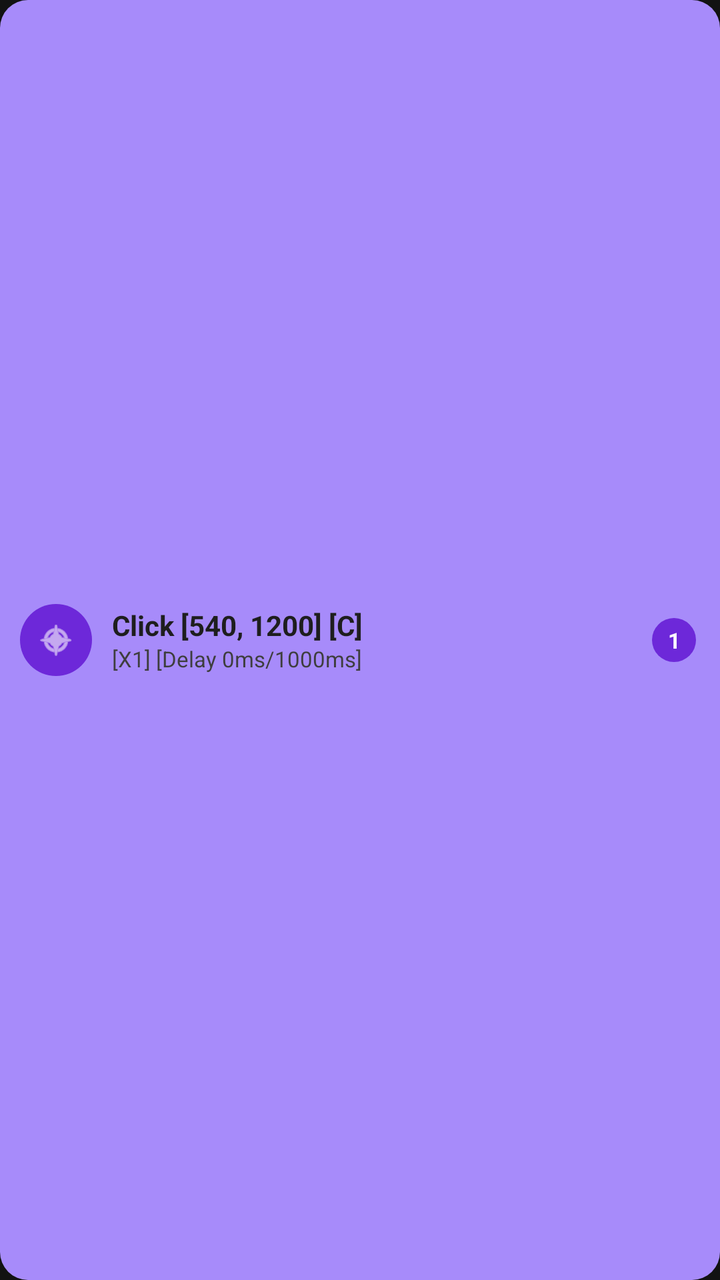
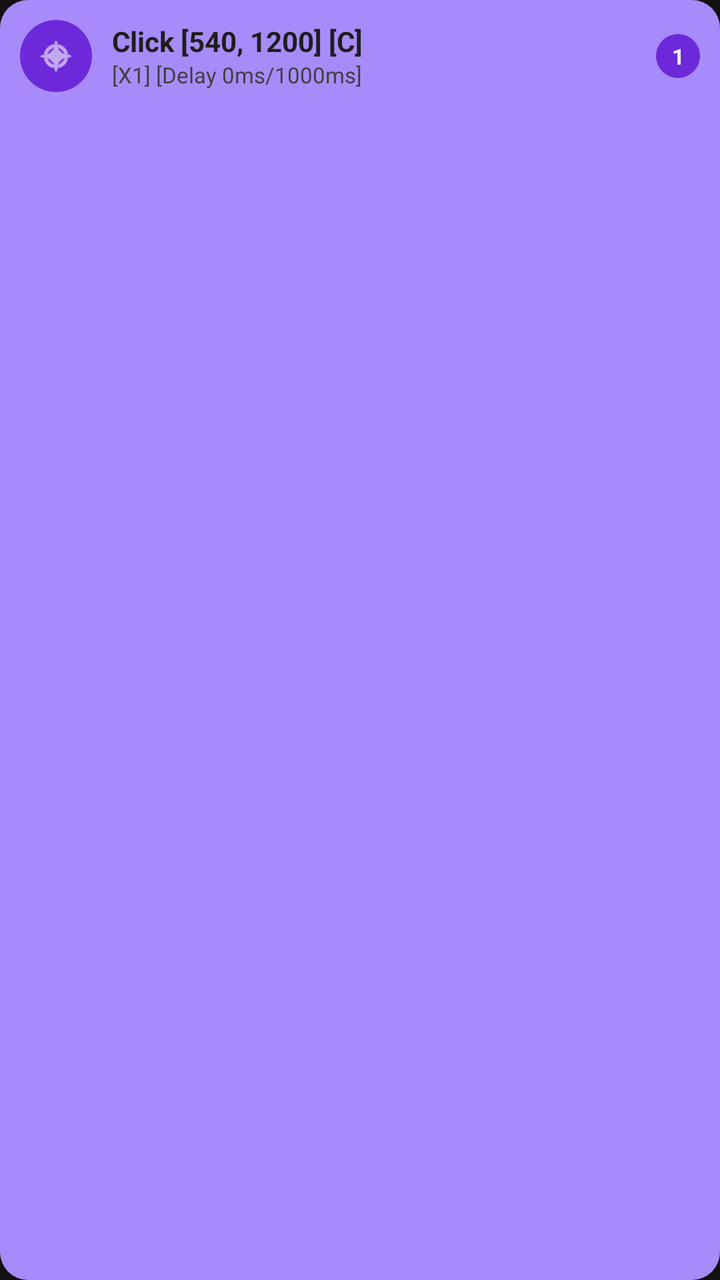

Compare the two renders of this Android layout. The source of the first and the diff that turns it into the second are given below.
<!-- AndroidManifest.xml: application theme Theme.MyAutomationApp -->
<!-- res/layout/item_hud_action.xml -->
<?xml version="1.0" encoding="utf-8"?>
<LinearLayout xmlns:android="http://schemas.android.com/apk/res/android"
    xmlns:app="http://schemas.android.com/apk/res-auto"
    android:layout_width="match_parent"
    android:layout_height="56dp"
    android:orientation="horizontal"
    android:background="@drawable/action_card_bg"
    android:gravity="center_vertical"
    android:paddingStart="10dp"
    android:paddingEnd="12dp"
    android:layout_marginBottom="6dp">

    
    <ImageView
        android:id="@+id/ivActionIcon"
        android:layout_width="36dp"
        android:layout_height="36dp"
        android:background="@drawable/action_icon_circle"
        android:padding="8dp"
        android:src="@android:drawable/ic_menu_compass"
        app:tint="#FFFFFF" />

    
    <LinearLayout
        android:layout_width="0dp"
        android:layout_height="wrap_content"
        android:layout_weight="1"
        android:orientation="vertical"
        android:paddingStart="10dp">

        <TextView
            android:id="@+id/tvActionTitle"
            android:layout_width="wrap_content"
            android:layout_height="wrap_content"
            android:text="Click [540, 1200] [C]"
            android:textColor="#1E1E1E"
            android:textStyle="bold"
            android:textSize="14sp" />

        <TextView
            android:id="@+id/tvActionSubtitle"
            android:layout_width="wrap_content"
            android:layout_height="wrap_content"
            android:text="[X1] [Delay 0ms/1000ms]"
            android:textColor="#3E3E3E"
            android:textSize="11sp" />
    </LinearLayout>

    
    <TextView
        android:id="@+id/tvActionIndex"
        android:layout_width="22dp"
        android:layout_height="22dp"
        android:background="@drawable/action_icon_circle"
        android:gravity="center"
        android:text="1"
        android:textColor="#FFFFFF"
        android:textSize="11sp"
        android:textStyle="bold" />

</LinearLayout>
<!-- resources referenced by this layout -->
<resources>
  <!-- drawable action_card_bg (drawable) -->
  <?xml version="1.0" encoding="utf-8"?>
  <shape xmlns:android="http://schemas.android.com/apk/res/android">
      <solid android:color="#A78BFA" />
      <corners android:radius="14dp" />
  </shape>
  <!-- drawable action_icon_circle (drawable) -->
  <?xml version="1.0" encoding="utf-8"?>
  <shape xmlns:android="http://schemas.android.com/apk/res/android" android:shape="oval">
      <solid android:color="#6D28D9" />
  </shape>
  <style name="Theme.MyAutomationApp" parent="Theme.MaterialComponents.DayNight.NoActionBar">
          <item name="colorPrimary">@color/gold</item>
          <item name="colorPrimaryVariant">@color/gold_dark</item>
          <item name="colorOnPrimary">@color/black</item>
          <item name="android:windowBackground">@color/black</item>
          <item name="android:textColor">@color/gold</item>
      </style>
  <color name="gold">#FFD700</color>
  <color name="gold_dark">#B8860B</color>
  <color name="black">#121212</color>
</resources>

<!-- the commit's change to res/layout/item_hud_action.xml (unified diff, before → after) -->
@@ -2,60 +2,135 @@
 <LinearLayout xmlns:android="http://schemas.android.com/apk/res/android"
     xmlns:app="http://schemas.android.com/apk/res-auto"
     android:layout_width="match_parent"
-    android:layout_height="56dp"
-    android:orientation="horizontal"
+    android:layout_height="wrap_content"
+    android:orientation="vertical"
     android:background="@drawable/action_card_bg"
-    android:gravity="center_vertical"
-    android:paddingStart="10dp"
-    android:paddingEnd="12dp"
-    android:layout_marginBottom="6dp">
-
-    
-    <ImageView
-        android:id="@+id/ivActionIcon"
-        android:layout_width="36dp"
-        android:layout_height="36dp"
-        android:background="@drawable/action_icon_circle"
-        android:padding="8dp"
-        android:src="@android:drawable/ic_menu_compass"
-        app:tint="#FFFFFF" />
+    android:padding="10dp"
+    android:layout_marginBottom="8dp">
 
     
     <LinearLayout
-        android:layout_width="0dp"
+        android:id="@+id/layoutMainActionClick"
+        android:layout_width="match_parent"
         android:layout_height="wrap_content"
-        android:layout_weight="1"
-        android:orientation="vertical"
-        android:paddingStart="10dp">
+        android:orientation="horizontal"
+        android:gravity="center_vertical">
+
+        <ImageView
+            android:id="@+id/ivActionIcon"
+            android:layout_width="36dp"
+            android:layout_height="36dp"
+            android:background="@drawable/action_icon_circle"
+            android:padding="8dp"
+            android:src="@android:drawable/ic_menu_compass"
+            app:tint="#FFFFFF" />
+
+        <LinearLayout
+            android:layout_width="0dp"
+            android:layout_height="wrap_content"
+            android:layout_weight="1"
+            android:orientation="vertical"
+            android:paddingStart="10dp">
+
+            <TextView
+                android:id="@+id/tvActionTitle"
+                android:layout_width="wrap_content"
+                android:layout_height="wrap_content"
+                android:text="Click [540, 1200] [C]"
+                android:textColor="#1E1E1E"
+                android:textStyle="bold"
+                android:textSize="14sp" />
+
+            <TextView
+                android:id="@+id/tvActionSubtitle"
+                android:layout_width="wrap_content"
+                android:layout_height="wrap_content"
+                android:text="[X1] [Delay 0ms/1000ms]"
+                android:textColor="#3E3E3E"
+                android:textSize="11sp" />
+        </LinearLayout>
 
         <TextView
-            android:id="@+id/tvActionTitle"
-            android:layout_width="wrap_content"
-            android:layout_height="wrap_content"
-            android:text="Click [540, 1200] [C]"
-            android:textColor="#1E1E1E"
-            android:textStyle="bold"
-            android:textSize="14sp" />
-
-        <TextView
-            android:id="@+id/tvActionSubtitle"
-            android:layout_width="wrap_content"
-            android:layout_height="wrap_content"
-            android:text="[X1] [Delay 0ms/1000ms]"
-            android:textColor="#3E3E3E"
-            android:textSize="11sp" />
+            android:id="@+id/tvActionIndex"
+            android:layout_width="22dp"
+            android:layout_height="22dp"
+            android:background="@drawable/action_icon_circle"
+            android:gravity="center"
+            android:text="1"
+            android:textColor="#FFFFFF"
+            android:textSize="11sp"
+            android:textStyle="bold" />
     </LinearLayout>
 
     
-    <TextView
-        android:id="@+id/tvActionIndex"
-        android:layout_width="22dp"
-        android:layout_height="22dp"
-        android:background="@drawable/action_icon_circle"
-        android:gravity="center"
-        android:text="1"
-        android:textColor="#FFFFFF"
-        android:textSize="11sp"
-        android:textStyle="bold" />
+    <LinearLayout
+        android:id="@+id/layoutConditionBranch"
+        android:layout_width="match_parent"
+        android:layout_height="wrap_content"
+        android:orientation="vertical"
+        android:visibility="gone"
+        android:paddingTop="8dp">
+
+        
+        <TextView
+            android:layout_width="wrap_content"
+            android:layout_height="wrap_content"
+            android:text="All true"
+            android:textColor="#FFFFFF"
+            android:textSize="11sp"
+            android:textStyle="bold"
+            android:background="#22C55E"
+            android:paddingStart="10dp"
+            android:paddingEnd="10dp"
+            android:paddingTop="3dp"
+            android:paddingBottom="3dp"
+            android:layout_marginBottom="4dp" />
+
+        
+        <LinearLayout
+            android:id="@+id/layoutNestedConditionCard"
+            android:layout_width="match_parent"
+            android:layout_height="48dp"
+            android:orientation="horizontal"
+            android:gravity="center_vertical"
+            android:paddingStart="18dp"
+            android:background="?attr/selectableItemBackground">
+
+            
+            <ImageView
+                android:layout_width="32dp"
+                android:layout_height="32dp"
+                android:background="#16A34A"
+                android:padding="6dp"
+                android:src="@android:drawable/ic_menu_gallery"
+                app:tint="#FFFFFF" />
+
+            <LinearLayout
+                android:layout_width="0dp"
+                android:layout_height="wrap_content"
+                android:layout_weight="1"
+                android:orientation="vertical"
+                android:paddingStart="10dp">
+
+                <TextView
+                    android:id="@+id/tvConditionTitle"
+                    android:layout_width="wrap_content"
+                    android:layout_height="wrap_content"
+                    android:text="Image [img_1] [Appear] [70%]"
+                    android:textColor="#1E1E1E"
+                    android:textStyle="bold"
+                    android:textSize="13sp" />
+
+                <TextView
+                    android:id="@+id/tvConditionSubtitle"
+                    android:layout_width="wrap_content"
+                    android:layout_height="wrap_content"
+                    android:text="[Captured Location]"
+                    android:textColor="#4E4E4E"
+                    android:textSize="10sp" />
+            </LinearLayout>
+
+        </LinearLayout>
+    </LinearLayout>
 
 </LinearLayout>
